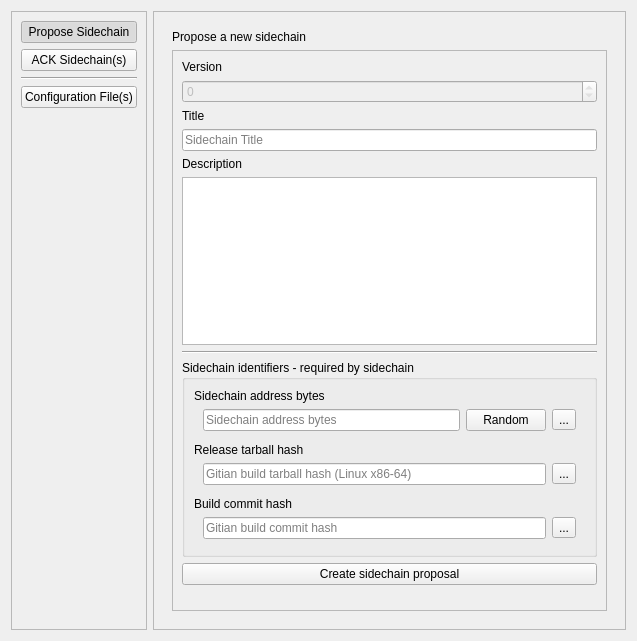
The window that src/qt/forms/sidechainminerdialog.ui (DriveNetTESTDRIVE/DriveNet) describes before a commit, drawn with Qt 5.
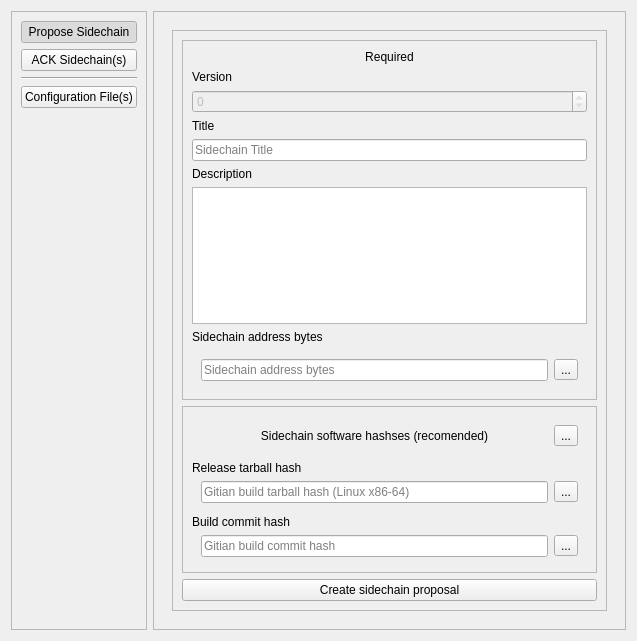
The same window after the commit. Icons and pictures are not drawn.

Commit message: Reorganize sidechain manage page

Diff of the .ui file:
```diff
--- a/src/qt/forms/sidechainminerdialog.ui
+++ b/src/qt/forms/sidechainminerdialog.ui
@@ -241,13 +241,6 @@
         </widget>
         <widget class="QWidget" name="page_2">
          <layout class="QVBoxLayout" name="verticalLayout_4">
-          <item>
-           <widget class="QLabel" name="label_2">
-            <property name="text">
-             <string>Propose a new sidechain</string>
-            </property>
-           </widget>
-          </item>
           <item>
            <widget class="QFrame" name="frame_3">
             <property name="frameShape">
@@ -258,6 +251,25 @@
             </property>
             <layout class="QVBoxLayout" name="verticalLayout_6">
              <item>
+              <widget class="QFrame" name="frame_13">
+               <property name="frameShape">
+                <enum>QFrame::StyledPanel</enum>
+               </property>
+               <property name="frameShadow">
+                <enum>QFrame::Raised</enum>
+               </property>
+               <layout class="QVBoxLayout" name="verticalLayout_12">
+                <item>
+                 <widget class="QLabel" name="label_3">
+                  <property name="text">
+                   <string>Required</string>
+                  </property>
+                  <property name="alignment">
+                   <set>Qt::AlignCenter</set>
+                  </property>
+                 </widget>
+                </item>
+                <item>
               <widget class="QLabel" name="label_13">
                <property name="text">
                 <string>Version</string>
@@ -306,19 +318,6 @@
               </widget>
              </item>
              <item>
-              <widget class="Line" name="line_2">
-               <property name="orientation">
-                <enum>Qt::Horizontal</enum>
-               </property>
-              </widget>
-             </item>
-             <item>
-              <widget class="QGroupBox" name="groupBox">
-               <property name="title">
-                <string>Sidechain identifiers - required by sidechain</string>
-               </property>
-               <layout class="QVBoxLayout" name="verticalLayout_12">
-                <item>
                  <widget class="QLabel" name="label_6">
                   <property name="text">
                    <string>Sidechain address bytes</string>
@@ -326,20 +325,14 @@
                  </widget>
                 </item>
                 <item>
-                 <widget class="QFrame" name="frame_7">
+                 <widget class="QFrame" name="frame_11">
                   <property name="frameShape">
                    <enum>QFrame::NoFrame</enum>
                   </property>
                   <property name="frameShadow">
                    <enum>QFrame::Raised</enum>
                   </property>
-                  <layout class="QHBoxLayout" name="horizontalLayout_4">
-                   <property name="topMargin">
-                    <number>0</number>
-                   </property>
-                   <property name="bottomMargin">
-                    <number>6</number>
-                   </property>
+                  <layout class="QHBoxLayout" name="horizontalLayout_7">
                    <item>
                     <widget class="QLineEdit" name="lineEditHash">
                      <property name="text">
@@ -350,17 +343,6 @@
                      </property>
                     </widget>
                    </item>
-                   <item>
-                    <widget class="QPushButton" name="pushButtonRandomKeyHash">
-                     <property name="text">
-                      <string>Random</string>
-                     </property>
-                     <property name="icon">
-                      <iconset resource="../drivenet.qrc">
-                       <normaloff>:/icons/refresh</normaloff>:/icons/refresh</iconset>
-                     </property>
-                    </widget>
-                   </item>
                    <item>
                     <widget class="QToolButton" name="toolButtonKeyHash">
                      <property name="text">
@@ -375,6 +357,51 @@
                   </layout>
                  </widget>
                 </item>
+               </layout>
+              </widget>
+             </item>
+             <item>
+              <widget class="QFrame" name="frame_12">
+               <property name="frameShape">
+                <enum>QFrame::StyledPanel</enum>
+               </property>
+               <property name="frameShadow">
+                <enum>QFrame::Raised</enum>
+               </property>
+               <layout class="QVBoxLayout" name="verticalLayout_13">
+                <item>
+                 <widget class="QFrame" name="frame_7">
+                  <property name="frameShape">
+                   <enum>QFrame::NoFrame</enum>
+                  </property>
+                  <property name="frameShadow">
+                   <enum>QFrame::Raised</enum>
+                  </property>
+                  <layout class="QHBoxLayout" name="horizontalLayout_4">
+                   <item>
+                    <widget class="QLabel" name="label_2">
+                     <property name="text">
+                      <string>Sidechain software hashses (recomended)</string>
+                     </property>
+                     <property name="alignment">
+                      <set>Qt::AlignCenter</set>
+                     </property>
+                    </widget>
+                   </item>
+                   <item>
+                    <widget class="QToolButton" name="toolButtonSoftwareHashes">
+                     <property name="text">
+                      <string>...</string>
+                     </property>
+                     <property name="icon">
+                      <iconset resource="../drivenet.qrc">
+                       <normaloff>:/icons/transaction_0</normaloff>:/icons/transaction_0</iconset>
+                     </property>
+                    </widget>
+                   </item>
+                  </layout>
+                 </widget>
+                </item>
                 <item>
                  <widget class="QLabel" name="label_11">
                   <property name="text">
@@ -494,13 +521,6 @@
         </widget>
         <widget class="QWidget" name="page_3">
          <layout class="QVBoxLayout" name="verticalLayout_5">
-          <item>
-           <widget class="QLabel" name="label_3">
-            <property name="text">
-             <string>Vote on WT^(s)</string>
-            </property>
-           </widget>
-          </item>
           <item>
            <widget class="QListView" name="listView"/>
           </item>
```
Left out of the diff: 7 changed lines with no effect on the pictures. Lines whose indentation alone changed are shown as unchanged. The commit also changes 2 other files.
